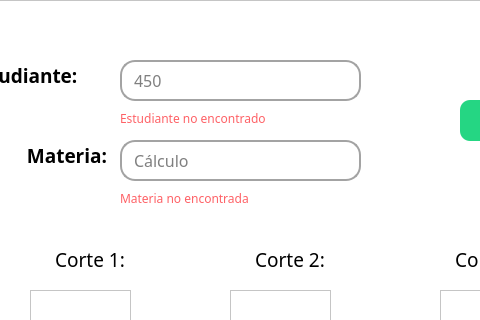
Juan961/POSM-Project, file view/ui/consultarp.ui: the form before one commit; both pictures show x 130 to 610 and y 0 to 320 of the 854 by 480 pixel window.
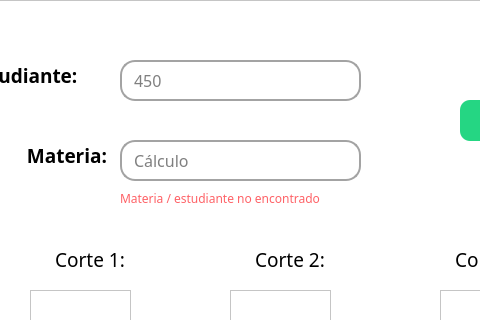
The form after the commit.

The edit to the form file:
```diff
--- a/view/ui/consultarp.ui
+++ b/view/ui/consultarp.ui
@@ -340,7 +340,7 @@
      <rect>
       <x>250</x>
       <y>190</y>
-      <width>171</width>
+      <width>241</width>
       <height>16</height>
      </rect>
     </property>
@@ -354,32 +354,7 @@
 </string>
     </property>
     <property name="text">
-     <string>Materia no encontrada</string>
-    </property>
-   </widget>
-   <widget class="QLabel" name="err_es">
-    <property name="enabled">
-     <bool>true</bool>
-    </property>
-    <property name="geometry">
-     <rect>
-      <x>250</x>
-      <y>110</y>
-      <width>191</width>
-      <height>16</height>
-     </rect>
-    </property>
-    <property name="font">
-     <font>
-      <family>Montserrat Thin</family>
-     </font>
-    </property>
-    <property name="styleSheet">
-     <string notr="true">color: rgb(254, 97, 102);
-</string>
-    </property>
-    <property name="text">
-     <string>Estudiante no encontrado</string>
+     <string>Materia / estudiante no encontrado</string>
     </property>
    </widget>
    <widget class="QLabel" name="err_no">
```
Left out of the diff: 2 changed lines with no effect on the pictures.
